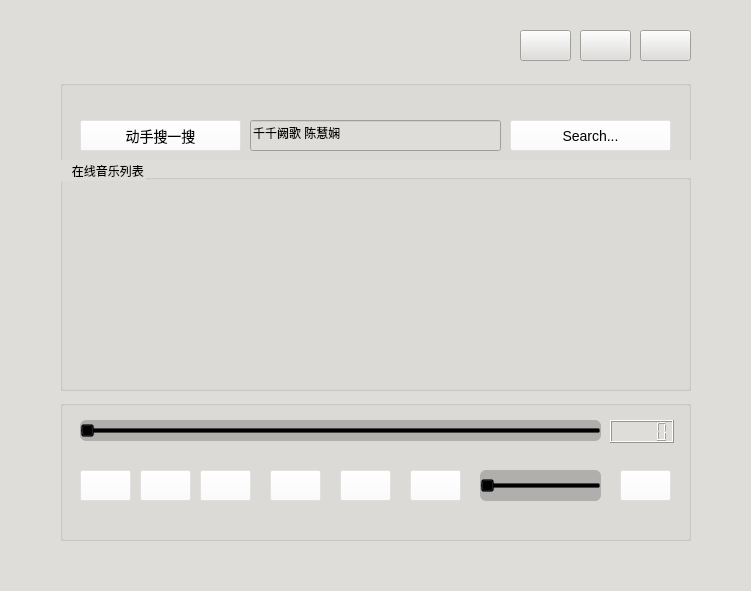
Qt form mainwindow.ui (NGUAlexZhang/ubuntu-music-player) before a commit.
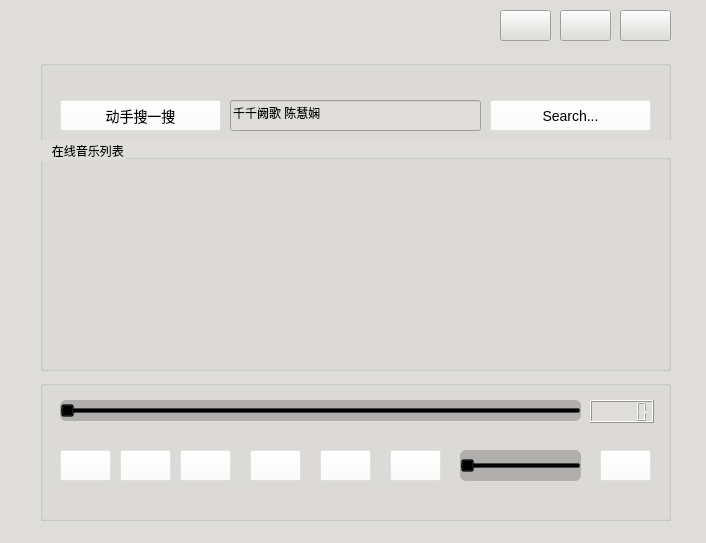
The same form after that commit. Icons and pictures are not drawn.

Commit message: add:drag the window

The edit to the form file:
```diff
--- a/mainwindow.ui
+++ b/mainwindow.ui
@@ -6,8 +6,8 @@
    <rect>
     <x>0</x>
     <y>0</y>
-    <width>751</width>
-    <height>591</height>
+    <width>706</width>
+    <height>543</height>
    </rect>
   </property>
   <property name="windowTitle">
@@ -20,8 +20,8 @@
    <widget class="QPushButton" name="pushButton_About">
     <property name="geometry">
      <rect>
-      <x>520</x>
-      <y>30</y>
+      <x>500</x>
+      <y>10</y>
       <width>51</width>
       <height>31</height>
      </rect>
@@ -43,8 +43,8 @@
    <widget class="QPushButton" name="pushButton_Exit">
     <property name="geometry">
      <rect>
-      <x>640</x>
-      <y>30</y>
+      <x>620</x>
+      <y>10</y>
       <width>51</width>
       <height>31</height>
      </rect>
@@ -66,8 +66,8 @@
    <widget class="QPushButton" name="pushButton_St">
     <property name="geometry">
      <rect>
-      <x>80</x>
-      <y>120</y>
+      <x>60</x>
+      <y>100</y>
       <width>161</width>
       <height>31</height>
      </rect>
@@ -109,8 +109,8 @@
    <widget class="QPushButton" name="pushButton_Search">
     <property name="geometry">
      <rect>
-      <x>510</x>
-      <y>120</y>
+      <x>490</x>
+      <y>100</y>
       <width>161</width>
       <height>31</height>
      </rect>
@@ -143,8 +143,8 @@
    <widget class="QLineEdit" name="lineEdit_InputSongs">
     <property name="geometry">
      <rect>
-      <x>250</x>
-      <y>120</y>
+      <x>230</x>
+      <y>100</y>
       <width>251</width>
       <height>31</height>
      </rect>
@@ -159,8 +159,8 @@
    <widget class="QGroupBox" name="groupBox">
     <property name="geometry">
      <rect>
-      <x>60</x>
-      <y>80</y>
+      <x>40</x>
+      <y>60</y>
       <width>631</width>
       <height>91</height>
      </rect>
@@ -172,8 +172,8 @@
    <widget class="QPlainTextEdit" name="plainTextEdit">
     <property name="geometry">
      <rect>
-      <x>70</x>
-      <y>190</y>
+      <x>50</x>
+      <y>170</y>
       <width>611</width>
       <height>191</height>
      </rect>
@@ -182,8 +182,8 @@
    <widget class="QGroupBox" name="groupBox_SongList">
     <property name="geometry">
      <rect>
-      <x>60</x>
-      <y>160</y>
+      <x>40</x>
+      <y>140</y>
       <width>631</width>
       <height>231</height>
      </rect>
@@ -198,8 +198,8 @@
    <widget class="QPushButton" name="pushButton_AddSong">
     <property name="geometry">
      <rect>
-      <x>80</x>
-      <y>470</y>
+      <x>60</x>
+      <y>450</y>
       <width>51</width>
       <height>31</height>
      </rect>
@@ -227,8 +227,8 @@
    <widget class="QPushButton" name="pushButton_PlaySong">
     <property name="geometry">
      <rect>
-      <x>140</x>
-      <y>470</y>
+      <x>120</x>
+      <y>450</y>
       <width>51</width>
       <height>31</height>
      </rect>
@@ -256,8 +256,8 @@
    <widget class="QPushButton" name="pushButton_StopSong">
     <property name="geometry">
      <rect>
-      <x>270</x>
-      <y>470</y>
+      <x>250</x>
+      <y>450</y>
       <width>51</width>
       <height>31</height>
      </rect>
@@ -285,8 +285,8 @@
    <widget class="QPushButton" name="pushButton_PreviousSong">
     <property name="geometry">
      <rect>
-      <x>340</x>
-      <y>470</y>
+      <x>320</x>
+      <y>450</y>
       <width>51</width>
       <height>31</height>
      </rect>
@@ -314,8 +314,8 @@
    <widget class="QPushButton" name="pushButton_NextSong">
     <property name="geometry">
      <rect>
-      <x>410</x>
-      <y>470</y>
+      <x>390</x>
+      <y>450</y>
       <width>51</width>
       <height>31</height>
      </rect>
@@ -343,8 +343,8 @@
    <widget class="QGroupBox" name="groupBox_3">
     <property name="geometry">
      <rect>
-      <x>60</x>
-      <y>400</y>
+      <x>40</x>
+      <y>380</y>
       <width>631</width>
       <height>141</height>
      </rect>
@@ -469,8 +469,8 @@
    <widget class="QPushButton" name="pushButton_Minimize">
     <property name="geometry">
      <rect>
-      <x>580</x>
-      <y>30</y>
+      <x>560</x>
+      <y>10</y>
       <width>51</width>
       <height>31</height>
      </rect>
```
The commit also changes 3 other files.
